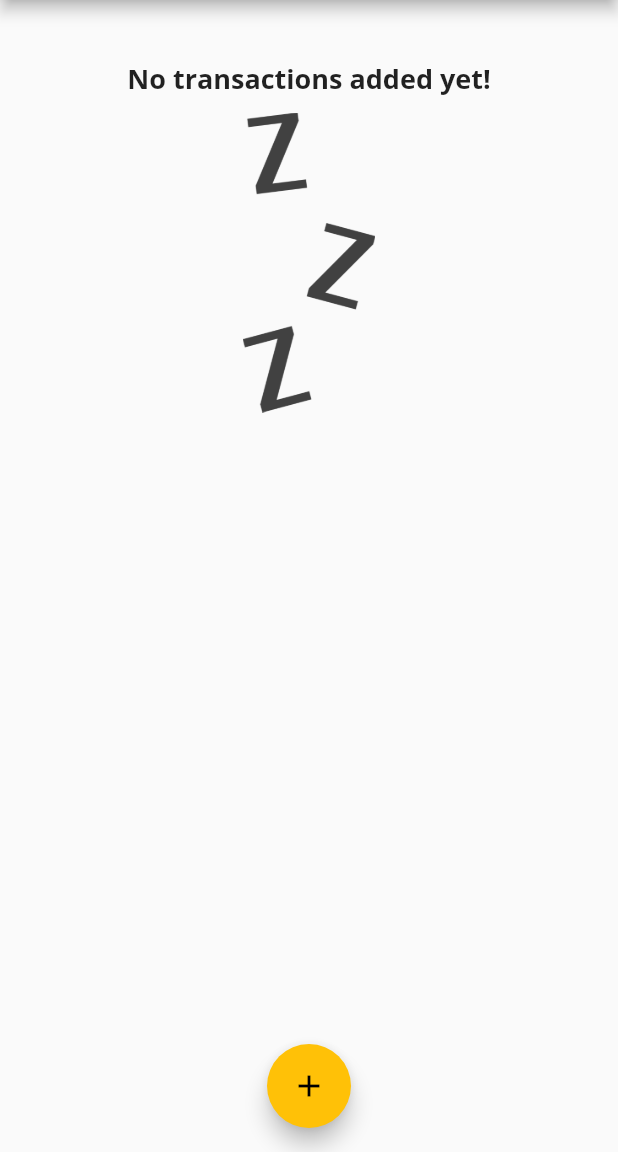
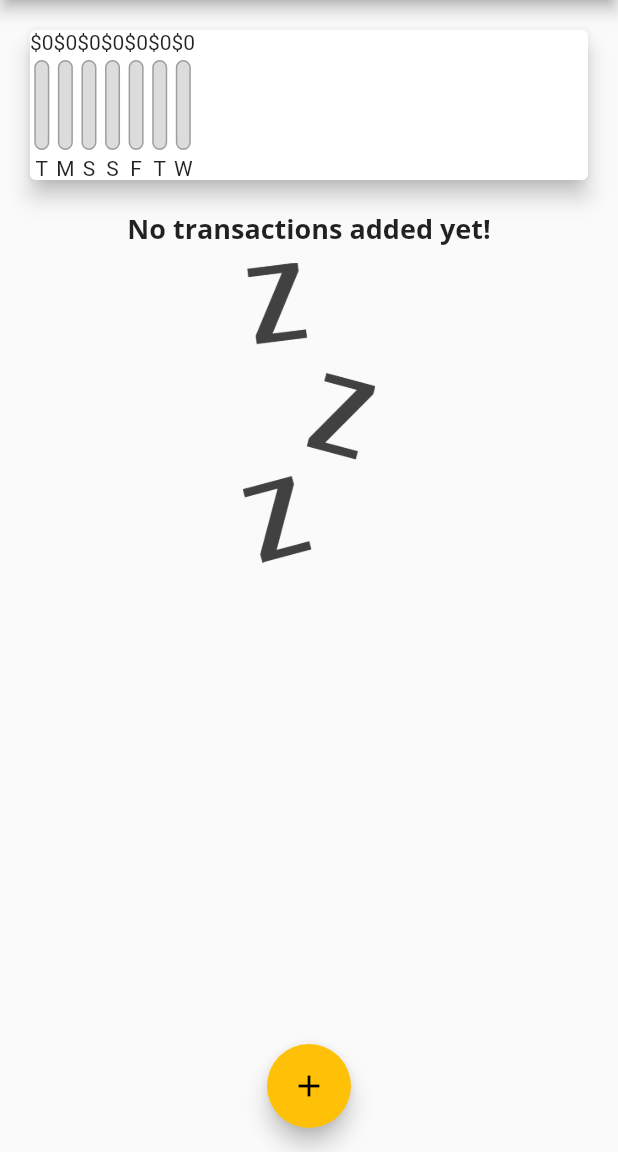
Before and after one commit to Lionel-P-Ablus/demo_02, a Flutter app: the screen it shows after launch, on a phone screen of 412 x 824 dp, the part 84-1236 px from its top. Run offline on Flutter 3.47's test engine with Material 2 defaults, Android fonts, the light colour scheme and no system bars.

Commit message:
populating the chart with values

```diff
--- a/lib/widgets/chart.dart
+++ b/lib/widgets/chart.dart
@@ -1,4 +1,5 @@
 import 'package:demo_02/models/transaction.dart';
+import 'package:demo_02/widgets/chart_bar.dart';
 import 'package:flutter/material.dart';
 import 'package:intl/intl.dart';
 
@@ -23,9 +24,15 @@ class Chart extends StatelessWidget {
       }
 
       return {
-        'day': DateFormat.E().format(weekDay),
+        'day': DateFormat.E().format(weekDay).substring(0, 1),
         'amount': totalSum,
       };
+    });
+  }
+
+  double get totalSpending {
+    return groupedTransactionValues.fold(0.0, (sum, item) {
+      return sum + (item['amount'] as double);
     });
   }
 
@@ -35,7 +42,14 @@ class Chart extends StatelessWidget {
       elevation: 6,
       margin: EdgeInsets.all(20),
       child: Row(
-        children: [],
+        children: groupedTransactionValues.map((data) {
+          // return Text('${data['day']}: ${data['amount']}');
+          return ChartBar(
+            data['day'] as String,
+            data['amount'] as double,
+            totalSpending == 0.0 ? 0.0 : (data['amount'] as double) / totalSpending,
+          );
+        }).toList(),
       ),
     );
   }
--- /dev/null
+++ b/lib/widgets/chart_bar.dart
@@ -0,0 +1,51 @@
+import 'package:flutter/material.dart';
+
+class ChartBar extends StatelessWidget {
+  final String label;
+  final double spendingAmount;
+  final double spendingPctOfTotal;
+
+  ChartBar(this.label, this.spendingAmount, this.spendingPctOfTotal);
+
+  @override
+  Widget build(BuildContext context) {
+    return Column(
+      children: [
+        Text('\$${spendingAmount.toStringAsFixed(0)}'),
+        SizedBox(
+          height: 4,
+        ),
+        Container(
+          height: 60,
+          width: 10,
+          child: Stack(
+            children: [
+              Container(
+                decoration: BoxDecoration(
+                  border: Border.all(
+                    color: Colors.grey,
+                    width: 1.0,
+                  ),
+                  color: Color.fromRGBO(220, 220, 220, 1),
+                  borderRadius: BorderRadius.circular(10),
+                ),
+              ),
+              FractionallySizedBox(
+                heightFactor: spendingPctOfTotal,
+                child: Container(
+                  decoration: BoxDecoration(
+                    color: Theme.of(context).primaryColor,
+                  ),
+                ),
+              )
+            ],
+          ),
+        ),
+        SizedBox(
+          height: 4,
+        ),
+        Text(label),
+      ],
+    );
+  }
+}
```
